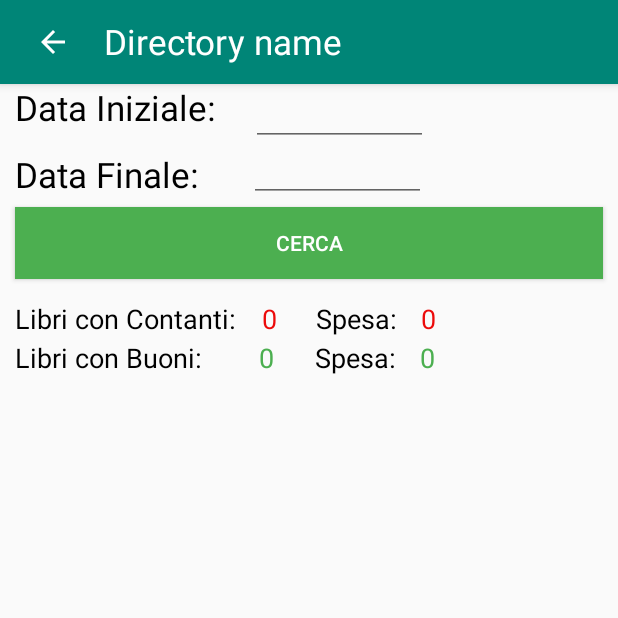
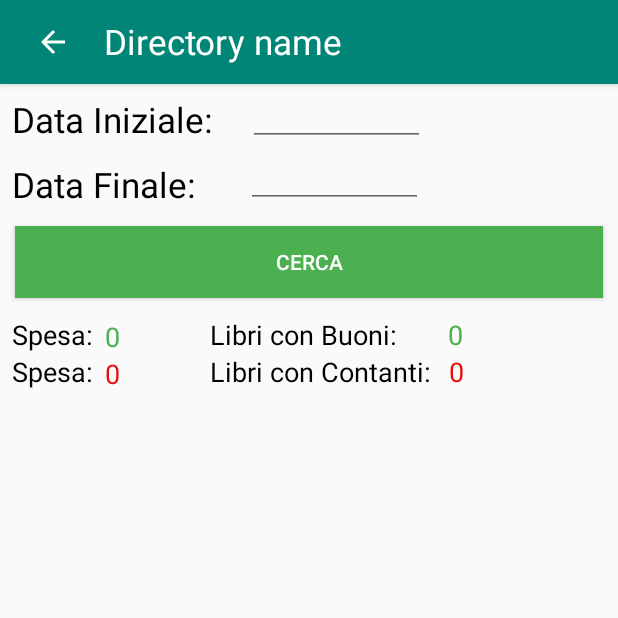
Before and after one commit to fed-dessi/VisualizzaStatistiche, an Android app: the DirectoryActivity screen opened directly, with no data from a screen before it, on a phone screen of 412 x 824 dp, the top half of it. Run offline under Robolectric (Android 15) with nearby library versions, the phone set to English and light mode, and no system bars; libraries missing offline, so code that uses them is left out: org.apache.commons.

Commit message:
Added ConstraintLayout and removed RelativeLayout to fix problems with responsive UI on different screens

```diff
--- a/app/src/main/AndroidManifest.xml
+++ b/app/src/main/AndroidManifest.xml
@@ -1,5 +1,6 @@
 <?xml version="1.0" encoding="utf-8"?>
 <manifest xmlns:android="http://schemas.android.com/apk/res/android"
+    xmlns:tools="http://schemas.android.com/tools"
     package="com.example.my.visualizzastatistiche">
 
     <uses-permission android:name="android.permission.INTERNET" />
@@ -10,7 +11,8 @@
         android:label="@string/app_name"
         android:roundIcon="@mipmap/visualizza_statistiche_icon_round"
         android:supportsRtl="true"
-        android:theme="@style/AppTheme">
+        android:theme="@style/AppTheme"
+        tools:ignore="GoogleAppIndexingWarning">
         <activity
             android:name="com.example.my.visualizzastatistiche.SettingsActivity"
             android:label="@string/title_activity_settings"
--- a/app/src/main/java/com/example/my/visualizzastatistiche/DirectoryActivity.java
+++ b/app/src/main/java/com/example/my/visualizzastatistiche/DirectoryActivity.java
@@ -25,7 +25,6 @@ import android.widget.Toast;
 import com.example.my.visualizzastatistiche.adapter.BookRecyclerAdapter;
 import com.example.my.visualizzastatistiche.models.Book;
 import com.example.my.visualizzastatistiche.models.Directory;
-import com.example.my.visualizzastatistiche.util.VerticalSpacingItemDecorator;
 
 import org.apache.commons.net.ftp.FTP;
 import org.apache.commons.net.ftp.FTPClient;
@@ -103,8 +102,6 @@ public class DirectoryActivity extends AppCompatActivity implements BookRecycler
     private void initRecyclerView(){
         LinearLayoutManager linearLayoutManager = new LinearLayoutManager(this);
         mRecyclerViewLibri.setLayoutManager(linearLayoutManager);
-        VerticalSpacingItemDecorator itemDecorator = new VerticalSpacingItemDecorator(10);
-        mRecyclerViewLibri.addItemDecoration(itemDecorator );
         mBooksRecyclerAdapter = new BookRecyclerAdapter(mBooks, this);
         mRecyclerViewLibri.setAdapter(mBooksRecyclerAdapter);
     }
--- a/app/src/main/java/com/example/my/visualizzastatistiche/MainActivity.java
+++ b/app/src/main/java/com/example/my/visualizzastatistiche/MainActivity.java
@@ -21,7 +21,6 @@ import android.widget.Toast;
 import com.example.my.visualizzastatistiche.adapter.DirectoriesRecyclerAdapter;
 import com.example.my.visualizzastatistiche.models.Directory;
 import com.example.my.visualizzastatistiche.util.DataBaseHelper;
-import com.example.my.visualizzastatistiche.util.VerticalSpacingItemDecorator;
 
 import org.apache.commons.net.ftp.FTP;
 import org.apache.commons.net.ftp.FTPClient;
@@ -68,8 +67,6 @@ public class MainActivity extends AppCompatActivity implements DirectoriesRecycl
     private void initRecyclerView(){
         LinearLayoutManager linearLayoutManager = new LinearLayoutManager(this);
         mRecyclerView.setLayoutManager(linearLayoutManager);
-        VerticalSpacingItemDecorator itemDecorator = new VerticalSpacingItemDecorator(10);
-        mRecyclerView.addItemDecoration(itemDecorator );
         mDirectoriesRecyclerAdapter = new DirectoriesRecyclerAdapter(mDirectory, this);
         mRecyclerView.setAdapter(mDirectoriesRecyclerAdapter);
     }
--- a/app/src/main/java/com/example/my/visualizzastatistiche/util/VerticalSpacingItemDecorator.java
+++ /dev/null
@@ -1,19 +0,0 @@
-package com.example.my.visualizzastatistiche.util;
-
-import android.graphics.Rect;
-import androidx.annotation.NonNull;
-import androidx.recyclerview.widget.RecyclerView;
-import android.view.View;
-
-public class VerticalSpacingItemDecorator extends RecyclerView.ItemDecoration {
-    private final int verticalSpaceHeight;
-
-    public VerticalSpacingItemDecorator(int verticalSpaceHeight) {
-        this.verticalSpaceHeight = verticalSpaceHeight;
-    }
-
-    @Override
-    public void getItemOffsets(@NonNull Rect outRect, @NonNull View view, @NonNull RecyclerView parent, @NonNull RecyclerView.State state) {
-        outRect.bottom = verticalSpaceHeight;
-    }
-}
--- a/app/src/main/res/layout/activity_directory.xml
+++ b/app/src/main/res/layout/activity_directory.xml
@@ -1,9 +1,9 @@
 <?xml version="1.0" encoding="utf-8"?>
 <LinearLayout xmlns:android="http://schemas.android.com/apk/res/android"
+    xmlns:app="http://schemas.android.com/apk/res-auto"
     android:layout_width="match_parent"
     android:layout_height="match_parent"
-    android:orientation="vertical"
-    android:weightSum="100">
+    android:orientation="vertical">
 
     <com.google.android.material.appbar.AppBarLayout
         android:layout_width="match_parent"
@@ -19,48 +19,52 @@
         </androidx.appcompat.widget.Toolbar>
     </com.google.android.material.appbar.AppBarLayout>
 
-    <RelativeLayout
-        android:layout_weight="65"
+    <androidx.constraintlayout.widget.ConstraintLayout
         android:layout_width="match_parent"
-        android:layout_height="match_parent"
-        >
+        android:layout_height="match_parent">
 
         <TextView
             android:id="@+id/lblDataIniziale"
             android:layout_width="wrap_content"
             android:layout_height="wrap_content"
-            android:layout_marginStart="10dp"
+            android:layout_marginStart="8dp"
+            android:layout_marginTop="8dp"
+            android:labelFor="@+id/dataInizialeText"
             android:text="@string/data_iniziale"
             android:textColor="@color/black"
             android:textSize="23sp"
-            android:labelFor="@+id/dataInizialeText"/>
+            app:layout_constraintStart_toStartOf="parent"
+            app:layout_constraintTop_toTopOf="parent" />
 
         <EditText
             android:id="@+id/dataInizialeText"
             android:layout_width="118dp"
             android:layout_height="41dp"
             android:layout_marginStart="24dp"
-            android:layout_marginEnd="25dp"
             android:layout_toEndOf="@+id/lblDataIniziale"
             android:clickable="true"
             android:cursorVisible="false"
             android:ems="10"
             android:focusable="false"
             android:focusableInTouchMode="true"
+            android:importantForAutofill="no"
             android:inputType="date"
-            android:importantForAutofill="no"/>
+            app:layout_constraintStart_toEndOf="@+id/lblDataIniziale"
+            app:layout_constraintTop_toTopOf="parent" />
 
         <TextView
             android:id="@+id/lblDataFinale"
             android:layout_width="wrap_content"
             android:layout_height="wrap_content"
             android:layout_below="@+id/lblDataIniziale"
-            android:layout_marginStart="10dp"
-            android:layout_marginTop="13dp"
+            android:layout_marginStart="8dp"
+            android:layout_marginTop="12dp"
+            android:labelFor="@+id/dataFinaleText"
             android:text="@string/data_finale"
             android:textColor="@color/black"
             android:textSize="23sp"
-            android:labelFor="@+id/dataFinaleText"/>
+            app:layout_constraintStart_toStartOf="parent"
+            app:layout_constraintTop_toBottomOf="@+id/lblDataIniziale" />
 
         <EditText
             android:id="@+id/dataFinaleText"
@@ -68,15 +72,16 @@
             android:layout_height="41dp"
             android:layout_below="@+id/dataInizialeText"
             android:layout_marginStart="34dp"
-            android:layout_marginTop="-4dp"
             android:layout_toEndOf="@+id/lblDataFinale"
             android:clickable="true"
             android:cursorVisible="false"
             android:ems="10"
             android:focusable="false"
             android:focusableInTouchMode="true"
+            android:importantForAutofill="no"
             android:inputType="date"
-            android:importantForAutofill="no"/>
+            app:layout_constraintStart_toEndOf="@+id/lblDataFinale"
+            app:layout_constraintTop_toBottomOf="@+id/dataInizialeText" />
 
         <Button
             android:id="@+id/btnRicercaStatistiche"
@@ -84,127 +89,153 @@
             android:layout_height="wrap_content"
             android:layout_below="@+id/dataFinaleText"
             android:layout_gravity="fill_horizontal"
-            android:layout_marginTop="3dp"
-            android:layout_marginBottom="15sp"
-            android:layout_marginHorizontal="10dp"
+            android:layout_marginTop="12dp"
+            android:layout_marginStart="10dp"
+            android:layout_marginEnd="10dp"
             android:background="@color/green"
             android:text="@string/cerca"
             android:textAlignment="center"
-            android:textColor="@color/white" />
+            android:textColor="@color/white"
+            app:layout_constraintEnd_toEndOf="parent"
+            app:layout_constraintStart_toStartOf="parent"
+            app:layout_constraintTop_toBottomOf="@+id/dataFinaleText" />
 
         <TextView
             android:id="@+id/lblLibriConContanti"
             android:layout_width="wrap_content"
             android:layout_height="wrap_content"
             android:layout_below="@+id/btnRicercaStatistiche"
-            android:layout_marginStart="10sp"
-            android:layout_marginTop="-1dp"
+            android:layout_gravity="fill"
+            android:layout_marginStart="60dp"
             android:text="@string/libri_con_contanti"
             android:textColor="@color/black"
-            android:textSize="18sp" />
+            android:textSize="18sp"
+            app:layout_constraintStart_toEndOf="@+id/spesaConContantiLabel"
+            app:layout_constraintTop_toBottomOf="@+id/lblLibriConBuoni" />
 
         <TextView
             android:id="@+id/libriConContantiLabel"
             android:layout_width="wrap_content"
             android:layout_height="wrap_content"
             android:layout_below="@+id/btnRicercaStatistiche"
-            android:layout_marginStart="17dp"
-            android:layout_marginTop="-1dp"
+            android:layout_gravity="fill"
+            android:layout_marginStart="12dp"
             android:layout_toEndOf="@+id/lblLibriConContanti"
             android:text="@string/zero"
             android:textColor="@color/red"
-            android:textSize="18sp" />
+            android:textSize="18sp"
+            app:layout_constraintStart_toEndOf="@+id/lblLibriConContanti"
+            app:layout_constraintTop_toBottomOf="@+id/libriConBuoniLabel" />
 
         <TextView
             android:id="@+id/lblLibriConBuoni"
             android:layout_width="wrap_content"
             android:layout_height="wrap_content"
             android:layout_below="@+id/lblLibriConContanti"
-            android:layout_marginStart="10sp"
-            android:layout_marginTop="1dp"
+            android:layout_alignParentBottom="true"
+            android:layout_gravity="fill"
+            android:layout_marginStart="60dp"
+            android:layout_marginTop="12dp"
             android:text="@string/libri_con_buoni"
             android:textColor="@color/black"
             android:textSize="18sp"
-            android:layout_gravity="fill"/>
+            app:layout_constraintStart_toEndOf="@+id/spesaConBuoniLabel"
+            app:layout_constraintTop_toBottomOf="@+id/btnRicercaStatistiche" />
 
         <TextView
             android:id="@+id/libriConBuoniLabel"
             android:layout_width="wrap_content"
             android:layout_height="wrap_content"
             android:layout_below="@+id/libriConContantiLabel"
-            android:layout_marginStart="38dp"
-            android:layout_marginTop="1dp"
+            android:layout_alignParentBottom="true"
+            android:layout_gravity="fill"
+            android:layout_marginStart="34dp"
+            android:layout_marginTop="12dp"
             android:layout_toEndOf="@+id/lblLibriConBuoni"
             android:text="@string/zero"
             android:textColor="@color/green"
             android:textSize="18sp"
-            android:layout_gravity="fill"/>
+            app:layout_constraintBottom_toTopOf="@+id/libriConContantiLabel"
+            app:layout_constraintStart_toEndOf="@+id/lblLibriConBuoni"
+            app:layout_constraintTop_toBottomOf="@+id/btnRicercaStatistiche" />
 
         <TextView
             android:id="@+id/lblSpesaContanti"
             android:layout_width="wrap_content"
             android:layout_height="wrap_content"
             android:layout_below="@+id/btnRicercaStatistiche"
-            android:layout_marginStart="26dp"
-            android:layout_marginTop="-1dp"
+            android:layout_gravity="fill"
+            android:layout_marginStart="8dp"
             android:layout_toEndOf="@+id/libriConContantiLabel"
             android:text="@string/spesa"
             android:textColor="@color/black"
-            android:textSize="18sp" />
+            android:textSize="18sp"
+            app:layout_constraintStart_toStartOf="parent"
+            app:layout_constraintTop_toBottomOf="@+id/lblSpesaBuoni" />
 
         <TextView
             android:id="@+id/spesaConContantiLabel"
             android:layout_width="wrap_content"
             android:layout_height="wrap_content"
             android:layout_below="@+id/btnRicercaStatistiche"
-            android:layout_marginStart="16dp"
-            android:layout_marginTop="-1dp"
+            android:layout_gravity="fill"
+            android:layout_marginStart="8dp"
             android:layout_toEndOf="@+id/lblSpesaContanti"
             android:text="@string/zero"
             android:textColor="@color/red"
-            android:textSize="18sp" />
+            android:textSize="18sp"
+            app:layout_constraintStart_toEndOf="@+id/lblSpesaContanti"
+            app:layout_constraintTop_toBottomOf="@+id/spesaConBuoniLabel" />
 
         <TextView
             android:id="@+id/lblSpesaBuoni"
             android:layout_width="wrap_content"
             android:layout_height="wrap_content"
             android:layout_below="@+id/lblSpesaContanti"
-            android:layout_marginStart="27dp"
-            android:layout_marginTop="1dp"
+            android:layout_alignParentBottom="true"
+            android:layout_gravity="fill"
+            android:layout_marginStart="8dp"
+            android:layout_marginTop="12dp"
             android:layout_toEndOf="@+id/libriConBuoniLabel"
             android:text="@string/spesa"
             android:textColor="@color/black"
             android:textSize="18sp"
-            android:layout_gravity="fill"/>
+            app:layout_constraintStart_toStartOf="parent"
+            app:layout_constraintTop_toBottomOf="@+id/btnRicercaStatistiche" />
 
         <TextView
             android:id="@+id/spesaConBuoniLabel"
             android:layout_width="wrap_content"
             android:layout_height="wrap_content"
             android:layout_below="@+id/spesaConContantiLabel"
-            android:layout_marginStart="16dp"
-            android:layout_marginTop="1dp"
+            android:layout_alignParentBottom="true"
+            android:layout_gravity="fill"
+            android:layout_marginStart="8dp"
+            android:layout_marginTop="13dp"
             android:layout_toEndOf="@+id/lblSpesaBuoni"
             android:text="@string/zero"
             android:textColor="@color/green"
             android:textSize="18sp"
-            android:layout_gravity="fill"/>
+            app:layout_constraintStart_toEndOf="@+id/lblSpesaBuoni"
+            app:layout_constraintTop_toBottomOf="@+id/btnRicercaStatistiche" />
 
-    </RelativeLayout>
 
         <androidx.coordinatorlayout.widget.CoordinatorLayout
-        android:layout_weight="35"
             android:layout_width="match_parent"
-        android:layout_height="match_parent">
+            android:layout_height="0dp"
+            android:layout_marginTop="13dp"
+            app:layout_constraintBottom_toBottomOf="parent"
+            app:layout_constraintTop_toBottomOf="@+id/lblSpesaContanti">
 
 
             <androidx.recyclerview.widget.RecyclerView
+                android:id="@+id/recyclerViewLibri"
                 android:layout_width="match_parent"
                 android:layout_height="match_parent"
-            android:orientation="vertical"
-            android:id="@+id/recyclerViewLibri"
-            android:padding="5dp">
+                android:orientation="vertical">
 
             </androidx.recyclerview.widget.RecyclerView>
         </androidx.coordinatorlayout.widget.CoordinatorLayout>
+
+    </androidx.constraintlayout.widget.ConstraintLayout>
 </LinearLayout>
--- a/build.gradle
+++ b/build.gradle
@@ -4,10 +4,14 @@ buildscript {
     repositories {
         google()
         jcenter()
-
+        maven {
+            url 'https://maven.fabric.io/public'
+        }
     }
     dependencies {
         classpath 'com.android.tools.build:gradle:3.4.0'
+        classpath 'com.google.gms:google-services:4.2.0'
+        classpath 'io.fabric.tools:gradle:1.28.1'
 
         // NOTE: Do not place your application dependencies here; they belong
         // in the individual module build.gradle files
--- a/gradle.properties
+++ b/gradle.properties
@@ -11,3 +11,7 @@ org.gradle.jvmargs=-Xmx1536m
 # This option should only be used with decoupled projects. More details, visit
 # http://www.gradle.org/docs/current/userguide/multi_project_builds.html#sec:decoupled_projects
 # org.gradle.parallel=true
+
+
+android.useAndroidX=true
+android.enableJetifier=true
```
Also changed, not shown: app/build.gradle (+10 -4 lines), settings.gradle (line endings or trailing spaces), 5 other files. Lines whose indentation alone changed are shown as unchanged.
